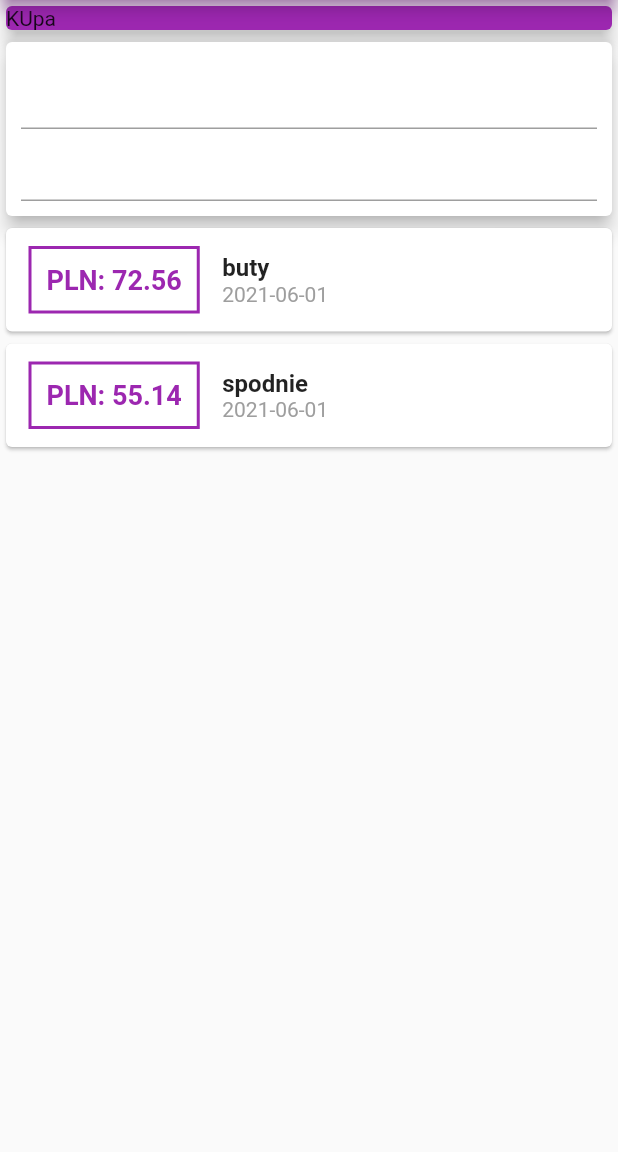
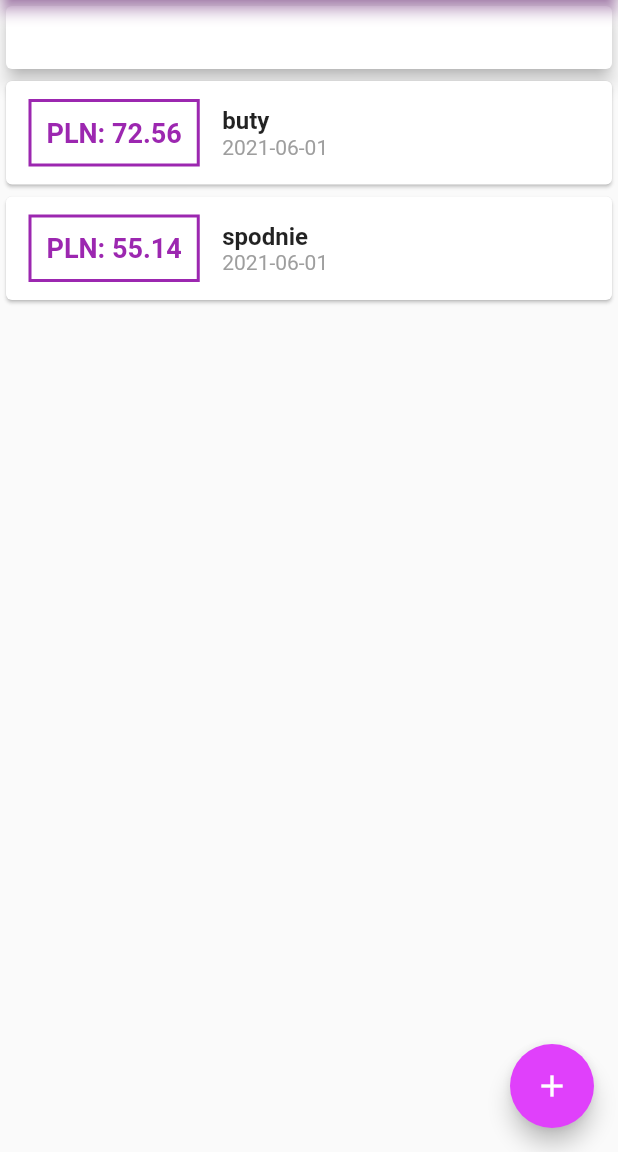
Before and after one commit to Delpieron/PersonalExpanses, a Flutter app: the screen it shows after launch, on a phone screen of 412 x 824 dp, the part 84-1236 px from its top. Run offline on Flutter 3.47's test engine with Material 2 defaults, Android fonts, the phone set to English and light mode, and no system bars.

Commit message:
my expanses adding new, colors left

```diff
--- a/lib/main.dart
+++ b/lib/main.dart
@@ -1,6 +1,8 @@
 import 'package:flutter/material.dart';
-import './transactin.dart';
-import 'package:intl/intl.dart';
+import 'package:personal_expanses_app/widgets/new_transaction.dart';
+import 'package:personal_expanses_app/widgets/transaction_list.dart';
+
+import 'models/transactin.dart';
 
 void main() => runApp(MyApp());
 
@@ -9,13 +11,26 @@ class MyApp extends StatelessWidget {
   Widget build(BuildContext context) {
     return MaterialApp(
       title: 'Flutter App',
+      theme: ThemeData(
+          primarySwatch: Colors.purple,
+          accentColor: Colors.purpleAccent,
+          secondaryHeaderColor: Colors.white),
       home: MyHomePage(),
     );
   }
 }
 
-class MyHomePage extends StatelessWidget {
-  final List<Transaction> transactions = [
+class MyHomePage extends StatefulWidget {
+  //late String titleInput;
+  // late String amountInput;
+  @override
+  _MyHomePageState createState() => _MyHomePageState();
+}
+
+class _MyHomePageState extends State<MyHomePage> {
+  //final titleController = TextEditingController();
+  //final amountCotroller = TextEditingController();
+  final List<Transaction> _transactions = [
     Transaction(
       id: 't1',
       title: 'buty',
@@ -30,80 +45,73 @@ class MyHomePage extends StatelessWidget {
     ),
   ];
 
+  void _addNewTransaction(String title, double amount) {
+    final newTx = Transaction(
+        title: title,
+        amount: amount,
+        date: DateTime.now(),
+        id: DateTime.now().toString());
+    setState(() {
+      _transactions.add(newTx);
+    });
+  }
+
+  void _startAddNewTransaction(BuildContext ctx) {
+    showModalBottomSheet(
+        context: ctx,
+        builder: (_) {
+          return GestureDetector(
+            onTap: () {},
+            child: NewTransaction(_addNewTransaction),
+            behavior: HitTestBehavior.opaque,
+          );
+        });
+  }
+
   @override
   Widget build(BuildContext context) {
     return Scaffold(
       appBar: AppBar(
         backgroundColor: Colors.white,
-        shadowColor: Colors.purple,
+        shadowColor: Theme.of(context).primaryColor,
         title: Text(
           'Flutter App',
-          style: TextStyle(color: Colors.purple),
+          style: TextStyle(color: Theme.of(context).primaryColor),
         ),
+        actions: <Widget>[
+          IconButton(
+            icon: Icon(Icons.add),
+            onPressed: () => _startAddNewTransaction(context),
+          )
+        ],
       ),
-      body: Column(
+      body: SingleChildScrollView(
+        child: Column(
           //mainAxisAlignment: MainAxisAlignment.spaceAround,
           crossAxisAlignment: CrossAxisAlignment.stretch,
           children: <Widget>[
             Container(
+              height: 50,
               width: double.infinity,
               child: Card(
-              color: Colors.purple,
-              child: Text("KUpa"),
+                color: Theme.of(context).secondaryHeaderColor,
+                child: Text(
+                  "KUpa",
+                  textAlign: TextAlign.center,
+                  style: TextStyle(
+                      color: Theme.of(context).secondaryHeaderColor,
+                      fontSize: 24),
+                ),
                 elevation: 5,
               ),
             ),
-          Card(
-            elevation: 5,
-            child: Container(
-              padding: EdgeInsets.all(10),
-              child: Column(
-                children: <Widget>[
-                  TextField(),
-                  TextField(),
+            TransactionList(_transactions)
           ],
         ),
       ),
-          ),
-          Column(
-            children: transactions.map((tx) {
-              return Card(
-                child: Row(
-                  children: <Widget>[
-                    Container(
-                      padding: EdgeInsets.all(10),
-                      margin:
-                          EdgeInsets.symmetric(vertical: 12, horizontal: 15),
-                      decoration: BoxDecoration(
-                          border: Border.all(color: Colors.purple, width: 2)),
-                      child: Text(
-                        'PLN: ${tx.amount}',
-                        style: TextStyle(
-                            fontWeight: FontWeight.bold,
-                            fontSize: 18,
-                            color: Colors.purple),
-                      ),
-                    ),
-                    Column(
-                      crossAxisAlignment: CrossAxisAlignment.start,
-                      children: <Widget>[
-                        Text(
-                          tx.title,
-                          style: TextStyle(
-                              fontWeight: FontWeight.bold, fontSize: 16),
-                        ),
-                        Text(
-                          DateFormat('yyyy-MM-dd').format(tx.date),
-                          style: TextStyle(color: Colors.grey),
-                        ),
-                      ],
-                    )
-                  ],
-                ),
-              );
-            }).toList(),
-          ),
-        ],
+      floatingActionButton: FloatingActionButton(
+        child: Icon(Icons.add),
+        onPressed: () => _startAddNewTransaction(context),
       ),
     );
   }
--- /dev/null
+++ b/lib/widgets/transaction_list.dart
@@ -0,0 +1,55 @@
+import 'package:flutter/material.dart';
+import '../models/transactin.dart';
+import 'package:intl/intl.dart';
+
+class TransactionList extends StatelessWidget {
+  final List<Transaction> _transactions;
+
+  TransactionList(this._transactions);
+
+  @override
+  Widget build(BuildContext context) {
+    return Container(
+      height: 280,
+      child: ListView.builder(
+        itemCount: _transactions.length,
+        itemBuilder: (trans, index) {
+          return Card(
+            child: Row(
+              children: <Widget>[
+                Container(
+                  padding: EdgeInsets.all(10),
+                  margin: EdgeInsets.symmetric(vertical: 12, horizontal: 15),
+                  decoration: BoxDecoration(
+                      border: Border.all(color: Colors.purple, width: 2)),
+                  child: Text(
+                    'PLN: ${_transactions[index].amount.toStringAsFixed(2)}',
+                    style: TextStyle(
+                        fontWeight: FontWeight.bold,
+                        fontSize: 18,
+                        color: Colors.purple),
+                  ),
+                ),
+                Column(
+                  crossAxisAlignment: CrossAxisAlignment.start,
+                  children: <Widget>[
+                    Text(
+                      _transactions[index].title,
+                      style:
+                          TextStyle(fontWeight: FontWeight.bold, fontSize: 16),
+                    ),
+                    Text(
+                      DateFormat('yyyy-MM-dd')
+                          .format(_transactions[index].date),
+                      style: TextStyle(color: Colors.grey),
+                    ),
+                  ],
+                )
+              ],
+            ),
+          );
+        },
+      ),
+    );
+  }
+}
```
Also changed, not shown: lib/widgets/new_transaction.dart (added, +60 -0 lines), lib/models/transactin.dart (renamed from lib/transactin.dart). Lines whose indentation alone changed are shown as unchanged.
